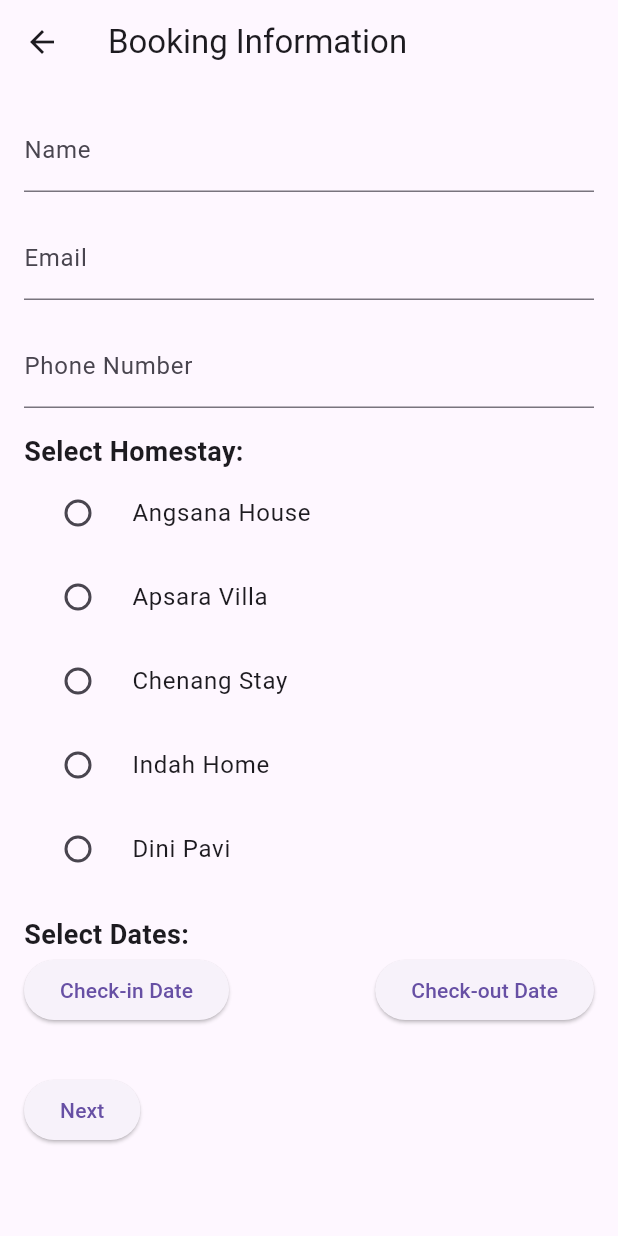
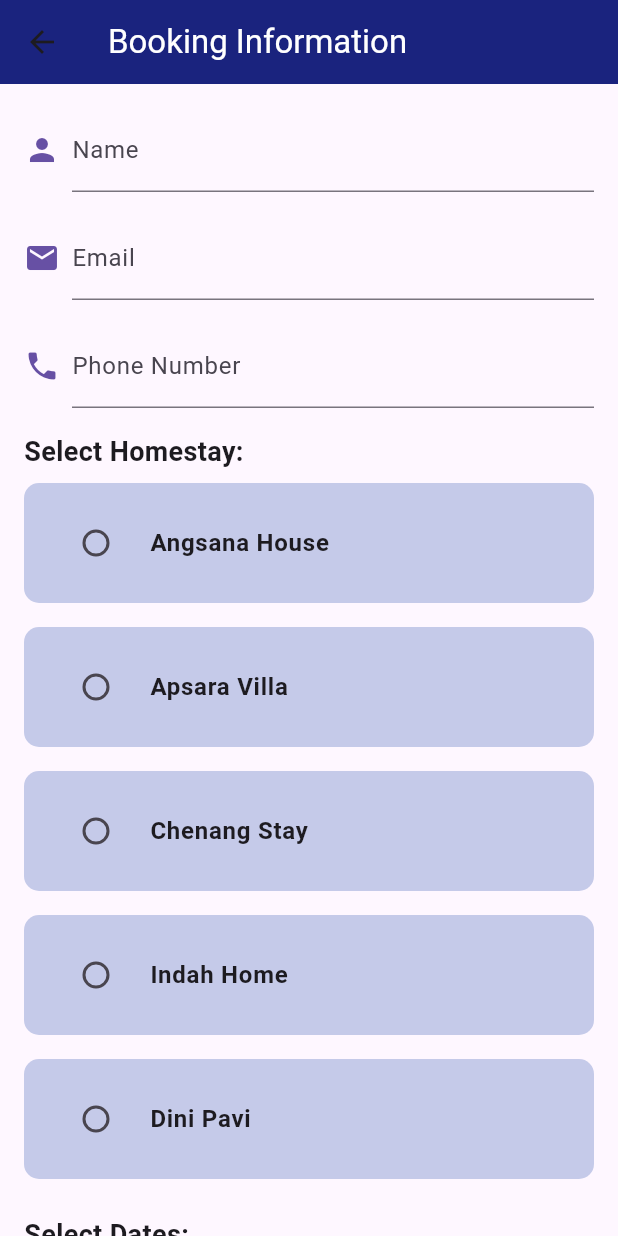
Before and after one commit to Team-Mellow/annahomestay, a Flutter app: the screen it shows after launch, after a tap on "BOOK NOW", on a phone screen of 412 x 824 dp. Run offline on Flutter 3.47's test engine with Material 3 defaults, Android fonts, the phone set to English and light mode, and no system bars.

Commit message:
changed listscreen and bookingscreen

```diff
--- a/lib/bookingscreen.dart
+++ b/lib/bookingscreen.dart
@@ -1,6 +1,4 @@
 import 'package:flutter/material.dart';
-import 'listscreen.dart';
-import 'bookingscreen.dart';
 
 class BookingScreen extends StatefulWidget {
   @override
@@ -24,7 +22,13 @@ class _BookingScreenState extends State<BookingScreen> {
   Widget build(BuildContext context) {
     return Scaffold(
       appBar: AppBar(
-        title: Text('Booking Information'),
+        title: Text(
+          'Booking Information',
+          style: TextStyle(
+            color: Colors.white,
+          ),
+        ),
+        backgroundColor: Colors.indigo[900],
       ),
       body: SingleChildScrollView(
         child: Padding(
@@ -32,19 +36,54 @@ class _BookingScreenState extends State<BookingScreen> {
           child: Column(
             crossAxisAlignment: CrossAxisAlignment.start,
             children: [
-              TextFormField(
+              // Name input with icon
+              Row(
+                children: [
+                  Icon(Icons.person, color: Theme.of(context).primaryColor),
+                  SizedBox(width: 8.0),
+                  Expanded(
+                    child: TextFormField(
                       controller: nameController,
-                decoration: InputDecoration(labelText: 'Name'),
+                      decoration: InputDecoration(
+                        labelText: 'Name',
+                      ),
+                    ),
+                  ),
+                ],
               ),
               SizedBox(height: 16.0),
-              TextFormField(
+
+              // Email input with icon
+              Row(
+                children: [
+                  Icon(Icons.email, color: Theme.of(context).primaryColor),
+                  SizedBox(width: 8.0),
+                  Expanded(
+                    child: TextFormField(
                       controller: emailController,
-                decoration: InputDecoration(labelText: 'Email'),
+                      decoration: InputDecoration(
+                        labelText: 'Email',
+                      ),
+                    ),
+                  ),
+                ],
               ),
               SizedBox(height: 16.0),
-              TextFormField(
+
+              // Phone Number input with icon
+              Row(
+                children: [
+                  Icon(Icons.phone, color: Theme.of(context).primaryColor),
+                  SizedBox(width: 8.0),
+                  Expanded(
+                    child: TextFormField(
                       controller: mobileController,
-                decoration: InputDecoration(labelText: 'Phone Number'),
+                      decoration: InputDecoration(
+                        labelText: 'Phone Number',
+                      ),
+                    ),
+                  ),
+                ],
               ),
               SizedBox(height: 16.0),
 
@@ -62,8 +101,22 @@ class _BookingScreenState extends State<BookingScreen> {
                     'Indah Home',
                     'Dini Pavi'
                   ])
-                    RadioListTile<String>(
-                      title: Text(homestay),
+                    Container(
+                      margin: EdgeInsets.symmetric(vertical: 8.0),
+                      padding: EdgeInsets.all(12.0),
+                      decoration: BoxDecoration(
+                        color:
+                            Colors.indigo[100], // Light blue background color
+                        borderRadius: BorderRadius.circular(10.0),
+                      ),
+                      child: RadioListTile<String>(
+                        title: Text(
+                          homestay,
+                          style: TextStyle(
+                            fontSize: 16.0,
+                            fontWeight: FontWeight.bold,
+                          ),
+                        ),
                         value: homestay,
                         groupValue: selectedHomestay,
                         onChanged: (value) {
@@ -71,6 +124,7 @@ class _BookingScreenState extends State<BookingScreen> {
                             selectedHomestay = value!;
                           });
                         },
+                      ),
                     ),
                 ],
               ),
@@ -98,6 +152,9 @@ class _BookingScreenState extends State<BookingScreen> {
                         });
                       }
                     },
+                    style: ElevatedButton.styleFrom(
+                      primary: Colors.indigo[900], // Dark blue background color
+                    ),
                     child: Text('Check-in Date'),
                   ),
                   ElevatedButton(
@@ -114,6 +171,9 @@ class _BookingScreenState extends State<BookingScreen> {
                         });
                       }
                     },
+                    style: ElevatedButton.styleFrom(
+                      primary: Colors.indigo[900], // Dark blue background color
+                    ),
                     child: Text('Check-out Date'),
                   ),
                 ],
@@ -146,6 +206,9 @@ class _BookingScreenState extends State<BookingScreen> {
                     },
                   );
                 },
+                style: ElevatedButton.styleFrom(
+                  primary: Colors.indigo[900], // Dark blue background color
+                ),
                 child: Text('Next'),
               ),
             ],
--- a/lib/listscreen.dart
+++ b/lib/listscreen.dart
@@ -5,11 +5,17 @@ class ListScreen extends StatelessWidget {
   Widget build(BuildContext context) {
     return Scaffold(
       appBar: AppBar(
+        backgroundColor:
+            Colors.indigo[900], // Set the background color to dark blue
         title: Row(
           children: [
             Icon(Icons.home), // Flutter house icon
             SizedBox(width: 8.0),
-            Text('List of Homestays'),
+            Text(
+              'List of Homestays',
+              style:
+                  TextStyle(color: Colors.white), // Set the text color to white
+            ),
             SizedBox(width: 16.0),
             Expanded(
               child: Column(
@@ -30,8 +36,8 @@ class ListScreen extends StatelessWidget {
         actions: [
           TextButton(
             style: TextButton.styleFrom(
-              primary: Colors.white,
-              backgroundColor: Colors.orange[300],
+              primary: Colors.orange[700],
+              backgroundColor: Colors.indigo[900],
             ),
             onPressed: () {
               Navigator.pushNamed(context, '/booking');
@@ -54,8 +60,8 @@ class ListScreen extends StatelessWidget {
               padding: const EdgeInsets.all(8.0),
               child: HomestayRow(
                 homestays: [
-                  {'name': 'Angsana House', 'color': Colors.red},
-                  {'name': 'Apsara Villa', 'color': Colors.red},
+                  {'name': 'Angsana House', 'color': Colors.red[200]},
+                  {'name': 'Apsara Villa', 'color': Colors.orange[200]},
                 ],
               ),
             ),
@@ -63,8 +69,8 @@ class ListScreen extends StatelessWidget {
               padding: const EdgeInsets.all(8.0),
               child: HomestayRow(
                 homestays: [
-                  {'name': 'Chenang Stay', 'color': Colors.blue},
-                  {'name': 'Indah Home', 'color': Colors.blue},
+                  {'name': 'Chenang Stay', 'color': Colors.blue[200]},
+                  {'name': 'Indah Home', 'color': Colors.purple[200]},
                 ],
               ),
             ),
@@ -72,7 +78,7 @@ class ListScreen extends StatelessWidget {
               padding: const EdgeInsets.all(8.0),
               child: HomestayRow(
                 homestays: [
-                  {'name': 'Dini Pavi', 'color': Colors.green},
+                  {'name': 'Dini Pavi', 'color': Colors.green[200]},
                 ],
               ),
             ),
@@ -90,7 +96,9 @@ class HomestayRow extends StatelessWidget {
 
   @override
   Widget build(BuildContext context) {
-    return Row(
+    return SingleChildScrollView(
+      scrollDirection: Axis.horizontal,
+      child: Row(
         mainAxisAlignment: MainAxisAlignment.center,
         children: homestays.map((homestay) {
           return GestureDetector(
@@ -106,7 +114,7 @@ class HomestayRow extends StatelessWidget {
                 borderRadius: BorderRadius.circular(10.0),
                 boxShadow: [
                   BoxShadow(
-                  color: Colors.black.withOpacity(0.3),
+                    color: Colors.black.withOpacity(0.5),
                     spreadRadius: 2,
                     blurRadius: 5,
                     offset: Offset(0, 3), // changes the shadow position
@@ -126,6 +134,7 @@ class HomestayRow extends StatelessWidget {
             ),
           );
         }).toList(),
+      ),
     );
   }
 }
```
Lines whose indentation alone changed are shown as unchanged.
